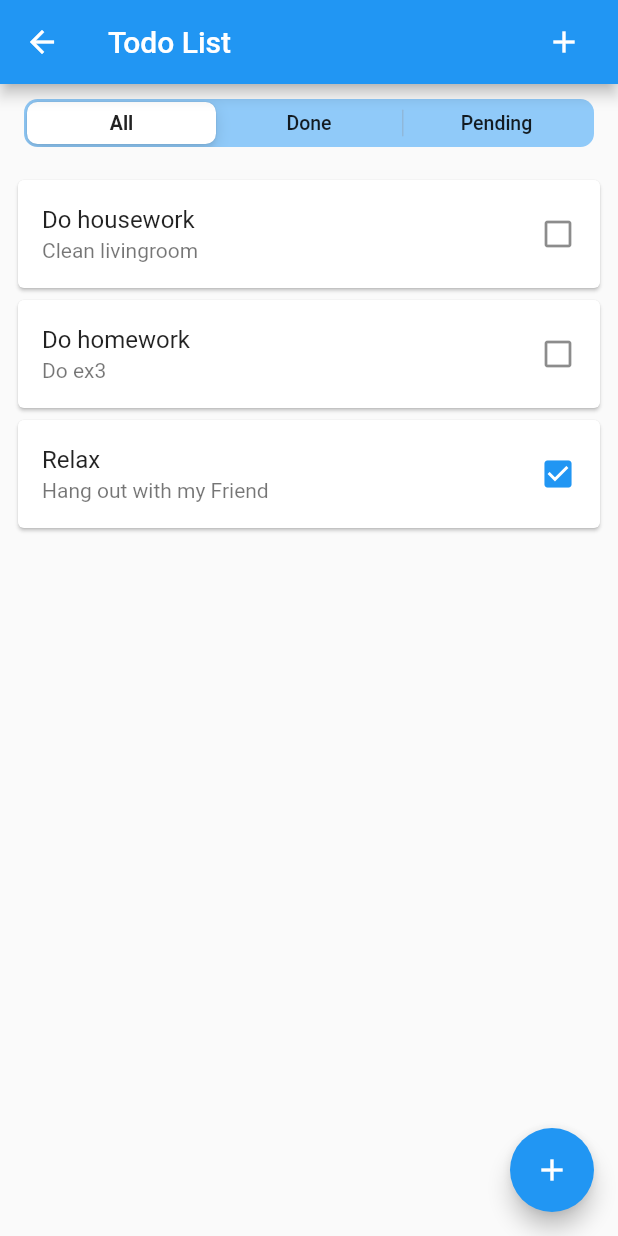
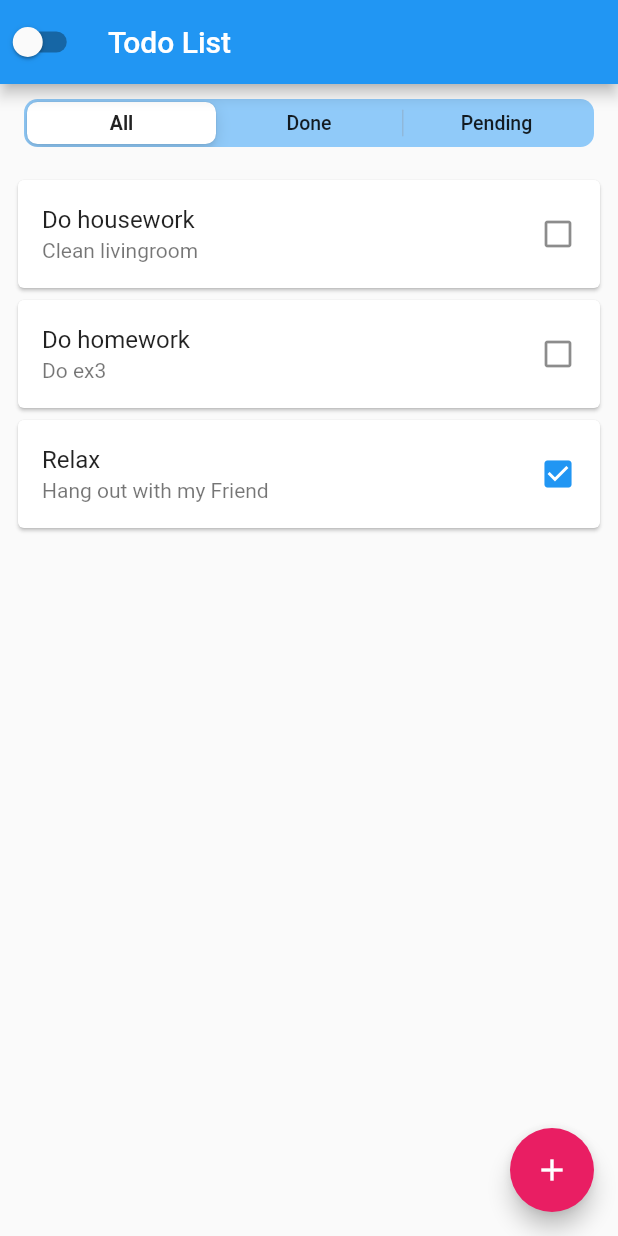
Before and after one commit to NguyenTanPhucK11/flutter-200lab, a Flutter app: the screen it shows after launch, after a tap on "Ex3", on a phone screen of 412 x 824 dp. Run offline on Flutter 3.47's test engine with Material 2 defaults, Android fonts, the phone set to English and light mode, and no system bars; our stand-ins replace cached_network_image; network calls fail.

```diff
--- a/lib/screens/exercise_screen.dart
+++ b/lib/exercise_screen.dart
@@ -1,9 +1,17 @@
-import 'package:demo/screens/Day1/ex1_screen.dart';
+import 'package:demo/screens/Day1/convertFToC.dart';
 import 'package:demo/screens/Day1/ex2_screen.dart';
-import 'package:demo/screens/Day2/ex3_screen.dart';
+import 'package:demo/screens/Day2/todo.dart';
+import 'package:demo/screens/Day3/profile_screen.dart';
 import 'package:flutter/material.dart';
 
 class Exercise extends StatelessWidget {
+  @override
+  Widget build(BuildContext context) {
+    return ScaffoldAppWithTheme();
+  }
+}
+
+class ScaffoldAppWithTheme extends StatelessWidget {
   @override
   Widget build(BuildContext context) {
     return Scaffold(
@@ -19,7 +27,7 @@ class Exercise extends StatelessWidget {
                 MaterialPageRoute(
                   builder: (context) => Exercise1(),
                 )),
-            child: Text('Ex11111112'),
+            child: Text('Ex'),
           ),
           RaisedButton(
             onPressed: () => Navigator.push(
@@ -37,6 +45,14 @@ class Exercise extends StatelessWidget {
                 )),
             child: Text('Ex3'),
           ),
+          RaisedButton(
+            onPressed: () => Navigator.push(
+                context,
+                MaterialPageRoute(
+                  builder: (context) => Profile(),
+                )),
+            child: Text('Ex4'),
+          ),
         ],
       ),
     );
--- a/lib/main.dart
+++ b/lib/main.dart
@@ -1,4 +1,6 @@
-import 'package:demo/screens/exercise_screen.dart';
+import 'package:demo/exercise_screen.dart';
+import 'package:demo/providers/profiles.dart';
+import 'package:demo/theme/theme.dart';
 import 'package:flutter/material.dart';
 import 'package:provider/provider.dart';
 import './providers/todos.dart';
@@ -16,6 +18,12 @@ class MyApp extends StatelessWidget {
         ChangeNotifierProvider.value(
           value: Todos(),
         ),
+        ChangeNotifierProvider.value(
+          value: ThemeChanger(ThemeData.dark()),
+        ),
+        ChangeNotifierProvider.value(
+          value: Profiles(),
+        ),
       ],
       child: MaterialApp(
         title: 'Flutter Demo',
--- /dev/null
+++ b/lib/providers/profile.dart
@@ -0,0 +1,26 @@
+import 'package:flutter/foundation.dart';
+
+class Profile {
+  final String name;
+  final int age;
+  final String gender;
+  final String email;
+  final String phone;
+  final String location;
+  final String imageUrl;
+  final String username;
+  final String registered;
+  final String cell;
+  Profile({
+    @required this.name,
+    @required this.age,
+    @required this.gender,
+    @required this.email,
+    @required this.phone,
+    @required this.location,
+    @required this.imageUrl,
+    @required this.username,
+    @required this.registered,
+    @required this.cell,
+  });
+}
--- /dev/null
+++ b/lib/providers/profiles.dart
@@ -0,0 +1,24 @@
+import 'package:flutter/material.dart';
+import './profile.dart';
+
+class Profiles with ChangeNotifier {
+  Profile _profile = Profile(
+      name: 'Phuc',
+      age: 22,
+      gender: 'male',
+      email: 'nguyentanphucuit@gmail.com',
+      phone: '(84) 974224812',
+      location: 'VietNam',
+      imageUrl: 'https://picsum.photos/250?image=9',
+      username: 'nguyentanphuc',
+      registered: '2017-02-14',
+      cell: '(12) 7448-5919');
+
+  Profile get profile {
+    return _profile;
+  }
+
+  void updateProfile(Profile prof) {
+    _profile = prof;
+  }
+}
--- a/lib/screens/Day2/add_todo_screen.dart
+++ b/lib/screens/Day2/add_todo_screen.dart
@@ -1,6 +1,6 @@
 import 'package:demo/providers/todo.dart';
 import 'package:demo/providers/todos.dart';
-import 'package:demo/screens/Day2/ex3_screen.dart';
+import 'package:demo/screens/Day2/todo.dart';
 import 'package:flutter/material.dart';
 import 'package:provider/provider.dart';
 
--- a/lib/screens/Day2/ex3_screen.dart
+++ b/lib/screens/Day2/todo.dart
@@ -1,7 +1,6 @@
-import 'package:demo/providers/todo.dart';
-import 'package:demo/providers/todos.dart';
 import 'package:demo/screens/Day2/add_todo_screen.dart';
-import 'package:demo/widgets/todolist-widget.dart';
+import 'package:demo/theme/theme.dart';
+import 'package:demo/widgets/todolist_widget.dart';
 import 'package:flutter/cupertino.dart';
 import 'package:flutter/material.dart';
 import 'package:provider/provider.dart';
@@ -13,9 +12,17 @@ class TodoList extends StatefulWidget {
 
 class _TodoListState extends State<TodoList> {
   String filter = 'All';
+  bool _isLight = false;
+
   @override
   Widget build(BuildContext context) {
-    return Scaffold(
+    ThemeData _lightTheme =
+        Provider.of<ThemeChanger>(context, listen: false).getLightTheme();
+    ThemeData _darkTheme =
+        Provider.of<ThemeChanger>(context, listen: false).getDarkTheme();
+    return MaterialApp(
+      theme: _isLight ? _lightTheme : _darkTheme,
+      home: Scaffold(
         appBar: _buildAppBar(),
         body: _buildBody(),
         floatingActionButton: FloatingActionButton(
@@ -26,6 +33,7 @@ class _TodoListState extends State<TodoList> {
             );
           },
           child: Icon(Icons.add),
+        ),
       ),
     );
   }
@@ -64,28 +72,18 @@ class _TodoListState extends State<TodoList> {
   }
 
   Widget _buildAppBar() {
-    final _lengthTodos =
-        Provider.of<Todos>(context, listen: false).todos.length.toString();
     return AppBar(
       title: Text('Todo List'),
-      actions: [
-        Container(
-          padding: const EdgeInsets.only(right: 12),
-          child: IconButton(
-            icon: Icon(Icons.add),
-            onPressed: () {
+      leading: Center(
+        child: Switch(
+          value: _isLight,
+          onChanged: (value) {
             setState(() {
-                Provider.of<Todos>(context, listen: false).addTodo(Todo(
-                    desc: _lengthTodos,
-                    title: _lengthTodos,
-                    date: _lengthTodos,
-                    id: _lengthTodos.toString(),
-                    isDone: true));
+              _isLight = value;
             });
           },
         ),
       ),
-      ],
     );
   }
 }
--- /dev/null
+++ b/lib/theme/theme.dart
@@ -0,0 +1,27 @@
+import 'package:flutter/material.dart';
+
+class ThemeChanger with ChangeNotifier {
+  ThemeData _themeData;
+  ThemeData _darkTheme = ThemeData(
+    accentColor: Colors.pink,
+    brightness: Brightness.light,
+    primaryColor: Colors.blue,
+  );
+
+  ThemeData _lightTheme = ThemeData(
+    accentColor: Colors.red,
+    brightness: Brightness.dark,
+    primaryColor: Colors.amber,
+  );
+
+  ThemeChanger(this._themeData);
+
+  getTheme() => _themeData;
+  getLightTheme() => _lightTheme;
+  getDarkTheme() => _darkTheme;
+
+  setTheme(ThemeData theme) {
+    _themeData = theme;
+    notifyListeners();
+  }
+}
--- a/lib/widgets/todolist-widget.dart
+++ b/lib/widgets/todolist_widget.dart
@@ -19,49 +19,46 @@ class _TodoListViewState extends State<TodoListView> {
       itemCount: _todos.length,
       itemBuilder: (BuildContext context, int index) {
         final _item = _todos[index];
-        return widget.filter == 'All'
-            ? listTileTodo(_todos, index)
-            : (widget.filter == 'Done'
-                ? (_item.isDone ? listTileTodo(_todos, index) : Container())
-                : !_item.isDone
-                    ? listTileTodo(_todos, index)
-                    : Container());
+        if (widget.filter == 'All' ||
+            widget.filter == 'Done' && _item.isDone ||
+            widget.filter == 'Pending' && !_item.isDone)
+          return listTileTodo(_todos, index);
+
+        return const SizedBox();
       },
     );
   }
 
   Widget listTileTodo(_todos, index) {
+    final _todoIndex = _todos[index];
     return Dismissible(
-      key: Key(_todos[index].id),
+      key: Key(_todoIndex.id),
       onDismissed: (direction) {
         setState(() {
-          Provider.of<Todos>(context, listen: false)
-              .removeTodo(_todos[index].id);
+          Provider.of<Todos>(context, listen: false).removeTodo(_todoIndex.id);
         });
         Scaffold.of(context).showSnackBar(
-            SnackBar(content: Text("Deleted todo ${_todos[index].title}")));
+            SnackBar(content: Text("Deleted todo ${_todoIndex.title}")));
       },
       background: Container(color: Colors.red),
       child: Card(
         child: ListTile(
           trailing: Icon(
-            _todos[index].isDone
-                ? Icons.check_box
-                : Icons.check_box_outline_blank,
-            color: _todos[index].isDone ? Colors.blue : null,
+            _todoIndex.isDone ? Icons.check_box : Icons.check_box_outline_blank,
+            color: _todoIndex.isDone ? Colors.blue : null,
           ),
-          title: Text('${_todos[index].title}'),
-          subtitle: Text('${_todos[index].desc}'),
+          title: Text('${_todoIndex.title}'),
+          subtitle: Text('${_todoIndex.desc}'),
           onTap: () {
             setState(() {
               Provider.of<Todos>(context, listen: false).updateTodo(
-                  _todos[index].id,
+                  _todoIndex.id,
                   Todo(
-                    id: _todos[index].id,
-                    desc: _todos[index].desc,
-                    title: _todos[index].title,
-                    date: _todos[index].date,
-                    isDone: !_todos[index].isDone,
+                    id: _todoIndex.id,
+                    desc: _todoIndex.desc,
+                    title: _todoIndex.title,
+                    date: _todoIndex.date,
+                    isDone: !_todoIndex.isDone,
                   ));
             });
           },
--- a/pubspec.yaml
+++ b/pubspec.yaml
@@ -24,6 +24,8 @@ dependencies:
   flutter:
     sdk: flutter
   provider: ^4.3.2+2
+  cached_network_image: ^2.5.0
+  http: ^0.12.2
 
 
   # The following adds the Cupertino Icons font to your application.
```
Also changed, not shown: lib/data/network/profile.dart (added, +41 -0 lines), lib/models/post.dart (added, +9 -0 lines), lib/screens/Day3/profile_screen.dart (added, +98 -0 lines), lib/screens/Day1/convertFToC.dart (renamed from lib/screens/Day1/ex1_screen.dart), lib/widgets/profile_widget.dart (added), 6 other files. Lines whose indentation alone changed are shown as unchanged.
